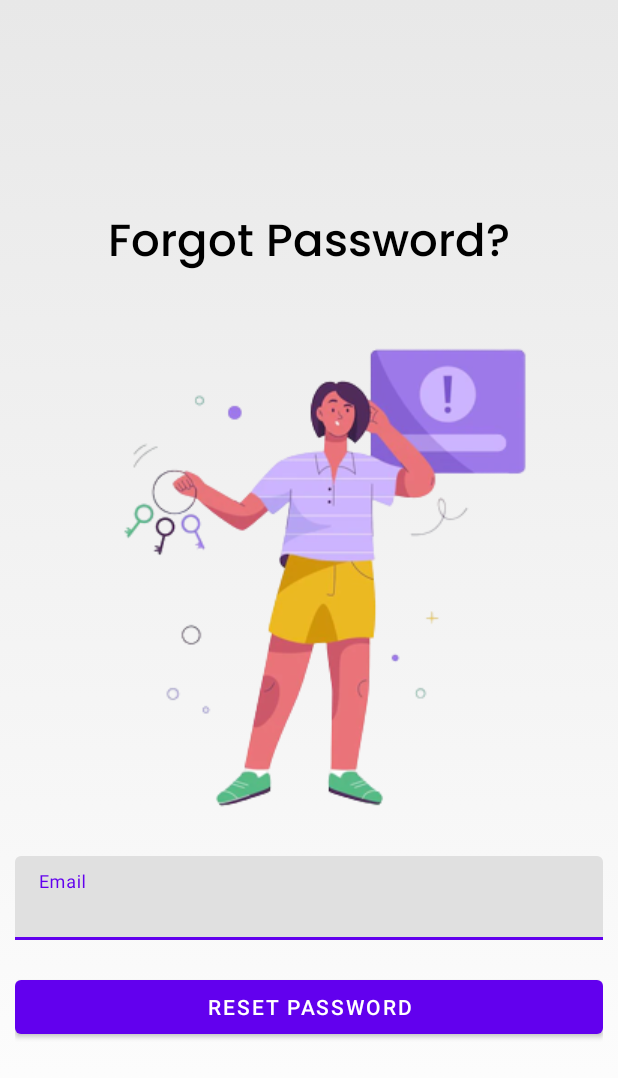
After one commit to flysolo17/jewel, an Android app: the fragment ForgotPasswordFragment placed in its activity, on a phone screen of 412 x 824 dp. The commit adds this screen. Shown: the top 1078 px of the screen. Run offline under Robolectric (Android 15) with nearby library versions, the phone set to English and light mode, and no system bars; our stand-ins replace Firebase (no records; nobody signed in at launch, a user with empty details on screens opened directly).

Commit message:
Login Crud

```diff
--- a/app/src/main/java/com/flysolo/collectorapp/adapters/ScheduleAdapter.kt
+++ b/app/src/main/java/com/flysolo/collectorapp/adapters/ScheduleAdapter.kt
@@ -27,6 +27,7 @@ class ScheduleAdapter(val context: Context, private val scheduleList : List<Sche
         schedule.days?.map { days ->
             addDays(days,holder.layoutDays)
         }
+        holder.textTime.text = "${schedule.startTime?.hour} : ${schedule.startTime?.minute} ${schedule.startTime?.meridiem}"
     }
 
     override fun getItemCount(): Int {
@@ -34,8 +35,9 @@ class ScheduleAdapter(val context: Context, private val scheduleList : List<Sche
     }
     class ScheduleViewHolder(itemView: View) : RecyclerView.ViewHolder(itemView) {
         val layoutDays : LinearLayout  = itemView.findViewById(R.id.layoutDays)
-        val layoutRoutes : RecyclerView = itemView.findViewById(R.id.layoutRoutes)
+        private val layoutRoutes : RecyclerView = itemView.findViewById(R.id.layoutRoutes)
         private lateinit var routeAdapter: RouteAdapter
+        val textTime: TextView = itemView.findViewById(R.id.textTime)
         fun initRoutes(listRoutes : List<String>) {
             routeAdapter = RouteAdapter(itemView.context,listRoutes)
             layoutRoutes.apply {
@@ -48,7 +50,9 @@ class ScheduleAdapter(val context: Context, private val scheduleList : List<Sche
     private fun addDays(days: String ,layoutDays : LinearLayout) {
         val view = LayoutInflater.from(context).inflate(R.layout.row_days,layoutDays,false)
         val textName : TextView = view.findViewById(R.id.texDayName)
+
         textName.text = days
+
         layoutDays.addView(view)
     }
 }
--- /dev/null
+++ b/app/src/main/java/com/flysolo/collectorapp/login/ForgotPasswordFragment.kt
@@ -0,0 +1,68 @@
+package com.flysolo.collectorapp.login
+
+import android.os.Bundle
+import android.util.Patterns
+import android.view.LayoutInflater
+import android.view.View
+import android.view.ViewGroup
+import android.widget.Toast
+import androidx.fragment.app.DialogFragment
+import androidx.fragment.app.Fragment
+import com.flysolo.collectorapp.databinding.FragmentForgotPasswordBinding
+import com.google.android.gms.tasks.Task
+import com.google.android.material.textfield.TextInputLayout
+import com.google.firebase.auth.FirebaseAuth
+
+
+
+class ForgotPasswordFragment : DialogFragment() {
+    private lateinit var binding : FragmentForgotPasswordBinding
+    override fun onCreateView(
+        inflater: LayoutInflater, container: ViewGroup?,
+        savedInstanceState: Bundle?
+    ): View {
+        // Inflate the layout for this fragment
+        binding = FragmentForgotPasswordBinding.inflate(inflater,container,false)
+        return binding.root
+    }
+
+    override fun onCreate(savedInstanceState: Bundle?) {
+        super.onCreate(savedInstanceState)
+        setStyle(STYLE_NORMAL,
+        android.R.style.Theme_Light_NoTitleBar_Fullscreen)
+
+    }
+
+    override fun onViewCreated(view: View, savedInstanceState: Bundle?) {
+        super.onViewCreated(view, savedInstanceState)
+        binding.buttonResetPassword.setOnClickListener {
+            val email = binding.inputEmail.editText?.text.toString()
+            if (!Patterns.EMAIL_ADDRESS.matcher(email).matches()) {
+                Toast.makeText(view.context,"Invalid Email",Toast.LENGTH_SHORT).show()
+            }
+            forgotPassword(email)
+        }
+
+    }
+
+    private fun forgotPassword(email: String) {
+        FirebaseAuth.getInstance().sendPasswordResetEmail(email)
+                .addOnCompleteListener { task: Task<Void?> ->
+                    if (task.isSuccessful) {
+                        Toast.makeText(
+                            binding.root.context,
+                            "Check your email to reset your password",
+                            Toast.LENGTH_SHORT
+                        ).show()
+                        dismiss()
+                    } else {
+                        Toast.makeText(
+                            binding.root.context,
+                            "Try again! something wrong happened!",
+                            Toast.LENGTH_SHORT
+                        ).show()
+                    }
+                }
+
+    }
+}
--- /dev/null
+++ b/app/src/main/res/layout/fragment_forgot_password.xml
@@ -0,0 +1,47 @@
+<?xml version="1.0" encoding="utf-8"?>
+<LinearLayout xmlns:android="http://schemas.android.com/apk/res/android"
+    xmlns:tools="http://schemas.android.com/tools"
+    android:layout_width="match_parent"
+    android:layout_height="match_parent"
+    android:orientation="vertical"
+    android:padding="10dp"
+    android:gravity="center"
+    xmlns:app="http://schemas.android.com/apk/res-auto"
+    tools:context=".dialog.ForgotPasswordFragment">
+
+    <TextView
+        android:layout_width="match_parent"
+        android:layout_height="wrap_content"
+        android:text="Forgot Password?"
+        android:gravity="center"
+        android:textSize="30sp"
+        android:layout_margin="10dp"
+        android:fontFamily="@font/poppins_medium"
+        android:textColor="@color/black"/>
+    <ImageView
+        android:layout_width="wrap_content"
+        android:layout_height="wrap_content"
+        android:padding="10dp"
+        android:layout_margin="10dp"
+        android:background="@drawable/forgot"/>
+    <com.google.android.material.textfield.TextInputLayout
+        android:id="@+id/input_email"
+        android:layout_width="match_parent"
+        android:layout_height="wrap_content"
+        app:errorEnabled="true">
+
+        <com.google.android.material.textfield.TextInputEditText
+            android:layout_width="match_parent"
+            android:layout_height="match_parent"
+            android:hint="@string/email"
+            android:inputType="textEmailAddress" />
+    </com.google.android.material.textfield.TextInputLayout>
+
+    <Button
+        android:id="@+id/buttonResetPassword"
+        android:layout_width="match_parent"
+        android:layout_height="wrap_content"
+        android:text="Reset Password"
+        android:textColor="@color/white" />
+
+</LinearLayout>
--- a/app/src/main/res/layout/row_days.xml
+++ b/app/src/main/res/layout/row_days.xml
@@ -15,7 +15,6 @@
         android:textSize="12sp"
         android:gravity="center"
         android:text="True"
-
         android:id="@+id/texDayName"
         android:textColor="@color/white"
         android:padding="5dp"
```
Also changed, not shown: app/src/main/java/com/flysolo/collectorapp/login/LoginActivity.kt (+7 -1 lines), app/src/main/java/com/flysolo/collectorapp/nav/ProfileFragment.kt (+12 -0 lines), app/src/main/java/com/flysolo/collectorapp/nav/UpdatePasswordFragment.kt (added, +108 -0 lines), app/src/main/java/com/flysolo/collectorapp/viewmodel/CollectorViewModel.kt (added, +17 -0 lines), app/src/main/res/drawable/ic_rectangle_200.xml (added, +11 -0 lines), app/src/main/res/layout/fragment_profile.xml (+67 -9 lines), app/src/main/res/layout/fragment_update_password.xml (added, +76 -0 lines), app/src/main/res/layout/row_scheds.xml (+16 -0 lines), app/src/main/res/navigation/collector_nav.xml (+10 -1 lines), app/src/main/res/drawable/forgot.png (added).
